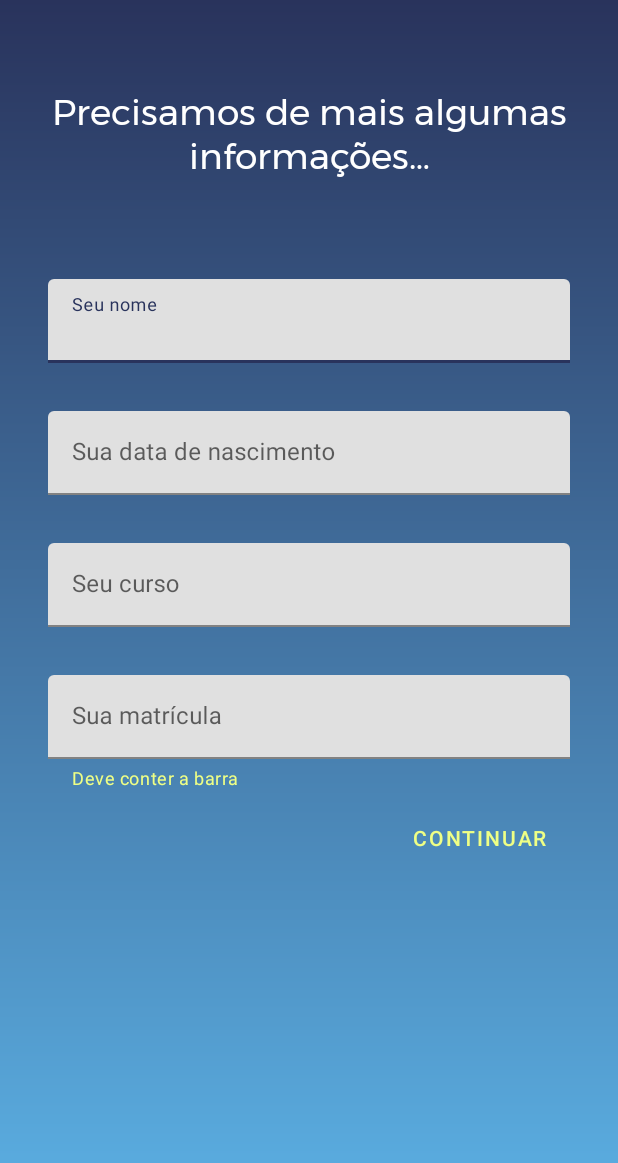
After one commit to caldasluan/Escambinho, an Android app: the SignUpActivity screen opened directly, with no data from a screen before it, on a phone screen of 412 x 824 dp. The commit adds this screen. Shown: the top 1163 px of the screen. Run offline under Robolectric (Android 15) with nearby library versions, the phone set to English and light mode, and no system bars; Roboto replaces fonts that are not available here.

Commit message:
Add sign-up screen

```diff
--- a/app/src/main/AndroidManifest.xml
+++ b/app/src/main/AndroidManifest.xml
@@ -9,6 +9,7 @@
         android:roundIcon="@mipmap/ic_launcher_round"
         android:supportsRtl="true"
         android:theme="@style/AppTheme">
+        <activity android:name=".SignUpActivity"></activity>
         <activity android:name=".LoginActivity" />
         <activity
             android:name=".MainActivity"
@@ -19,6 +20,7 @@
 
                 <category android:name="android.intent.category.LAUNCHER" />
             </intent-filter>
+
             <meta-data
                 android:name="android.app.searchable"
                 android:resource="@xml/searchable" />
--- /dev/null
+++ b/app/src/main/java/com/unb/devapp/escambinho/SignUpActivity.java
@@ -0,0 +1,14 @@
+package com.unb.devapp.escambinho;
+
+import androidx.appcompat.app.AppCompatActivity;
+
+import android.os.Bundle;
+
+public class SignUpActivity extends AppCompatActivity {
+
+    @Override
+    protected void onCreate(Bundle savedInstanceState) {
+        super.onCreate(savedInstanceState);
+        setContentView(R.layout.activity_sign_up);
+    }
+}
--- /dev/null
+++ b/app/src/main/res/layout/activity_sign_up.xml
@@ -0,0 +1,120 @@
+<?xml version="1.0" encoding="utf-8"?>
+<androidx.constraintlayout.widget.ConstraintLayout xmlns:android="http://schemas.android.com/apk/res/android"
+    xmlns:app="http://schemas.android.com/apk/res-auto"
+    xmlns:tools="http://schemas.android.com/tools"
+    android:layout_width="match_parent"
+    android:layout_height="match_parent"
+    android:background="@drawable/gradient_splash"
+    tools:context=".SignUpActivity">
+
+    <TextView
+        android:id="@+id/textView"
+        android:layout_width="0dp"
+        android:layout_height="wrap_content"
+        android:layout_marginStart="8dp"
+        android:layout_marginLeft="8dp"
+        android:layout_marginTop="56dp"
+        android:layout_marginEnd="8dp"
+        android:layout_marginRight="8dp"
+        android:gravity="center"
+        android:text="@string/signup_title"
+        android:textColor="@android:color/white"
+        android:textSize="24sp"
+        app:fontFamily="@font/montserrat"
+        app:layout_constraintEnd_toEndOf="parent"
+        app:layout_constraintStart_toStartOf="parent"
+        app:layout_constraintTop_toTopOf="parent" />
+
+    <com.google.android.material.textfield.TextInputLayout
+        android:id="@+id/textInputLayout3"
+        android:layout_width="match_parent"
+        android:layout_height="wrap_content"
+        android:layout_marginStart="32dp"
+        android:layout_marginLeft="32dp"
+        android:layout_marginTop="64dp"
+        android:layout_marginEnd="32dp"
+        android:layout_marginRight="32dp"
+        android:hint="@string/signup_input_seu_nome"
+        app:layout_constraintEnd_toEndOf="parent"
+        app:layout_constraintStart_toStartOf="parent"
+        app:layout_constraintTop_toBottomOf="@+id/textView">
+
+        <com.google.android.material.textfield.TextInputEditText
+            android:layout_width="match_parent"
+            android:layout_height="wrap_content" />
+    </com.google.android.material.textfield.TextInputLayout>
+
+    <com.google.android.material.textfield.TextInputLayout
+        android:id="@+id/textInputLayout4"
+        android:layout_width="match_parent"
+        android:layout_height="wrap_content"
+        android:layout_marginStart="32dp"
+        android:layout_marginLeft="32dp"
+        android:layout_marginTop="32dp"
+        android:layout_marginEnd="32dp"
+        android:layout_marginRight="32dp"
+        android:hint="@string/signup_input_sua_data"
+        app:helperTextTextColor="@android:color/white"
+        app:layout_constraintEnd_toEndOf="parent"
+        app:layout_constraintStart_toStartOf="parent"
+        app:layout_constraintTop_toBottomOf="@id/textInputLayout3">
+
+        <com.google.android.material.textfield.TextInputEditText
+            android:layout_width="match_parent"
+            android:layout_height="wrap_content"
+            android:inputType="date" />
+    </com.google.android.material.textfield.TextInputLayout>
+
+    <com.google.android.material.textfield.TextInputLayout
+        android:id="@+id/textInputLayout5"
+        android:layout_width="match_parent"
+        android:layout_height="wrap_content"
+        android:layout_marginStart="32dp"
+        android:layout_marginLeft="32dp"
+        android:layout_marginTop="32dp"
+        android:layout_marginEnd="32dp"
+        android:layout_marginRight="32dp"
+        android:hint="@string/signup_input_sua_matr"
+        app:helperText="Deve conter a barra"
+        app:helperTextTextColor="@color/colorAccent"
+        app:layout_constraintEnd_toEndOf="parent"
+        app:layout_constraintStart_toStartOf="parent"
+        app:layout_constraintTop_toBottomOf="@+id/textInputLayout6">
+
+        <com.google.android.material.textfield.TextInputEditText
+            android:layout_width="match_parent"
+            android:layout_height="wrap_content" />
+    </com.google.android.material.textfield.TextInputLayout>
+
+    <com.google.android.material.textfield.TextInputLayout
+        android:id="@+id/textInputLayout6"
+        android:layout_width="match_parent"
+        android:layout_height="wrap_content"
+        android:layout_marginStart="32dp"
+        android:layout_marginLeft="32dp"
+        android:layout_marginTop="32dp"
+        android:layout_marginEnd="32dp"
+        android:layout_marginRight="32dp"
+        android:hint="@string/signup_input_seucur"
+        app:layout_constraintEnd_toEndOf="parent"
+        app:layout_constraintStart_toStartOf="parent"
+        app:layout_constraintTop_toBottomOf="@id/textInputLayout4">
+
+        <com.google.android.material.textfield.TextInputEditText
+            android:layout_width="match_parent"
+            android:layout_height="wrap_content" />
+    </com.google.android.material.textfield.TextInputLayout>
+
+    <com.google.android.material.button.MaterialButton
+        style="@style/Widget.MaterialComponents.Button.TextButton"
+        android:layout_width="wrap_content"
+        android:layout_height="wrap_content"
+        android:layout_marginTop="8dp"
+        android:layout_marginEnd="8dp"
+        android:layout_marginRight="8dp"
+        android:text="@string/signup_btn_continuar"
+        android:textColor="@color/colorAccent"
+        app:layout_constraintEnd_toEndOf="@+id/textInputLayout5"
+        app:layout_constraintTop_toBottomOf="@+id/textInputLayout5" />
+
+</androidx.constraintlayout.widget.ConstraintLayout>
--- a/app/src/main/res/values/strings.xml
+++ b/app/src/main/res/values/strings.xml
@@ -23,4 +23,10 @@
     <!-- TODO: Remove or change this placeholder text -->
     <string name="hello_blank_fragment">Hello blank fragment</string>
     <string name="init_chat">Iniciar Chat</string>
+    <string name="signup_title">Precisamos de mais algumas informações&#8230;</string>
+    <string name="signup_input_seu_nome">Seu nome</string>
+    <string name="signup_input_sua_data">Sua data de nascimento</string>
+    <string name="signup_input_sua_matr">Sua matrícula</string>
+    <string name="signup_input_seucur">Seu curso</string>
+    <string name="signup_btn_continuar">Continuar</string>
 </resources>
```
Also changed, not shown: app/src/main/res/font/montserrat.ttf (added).
